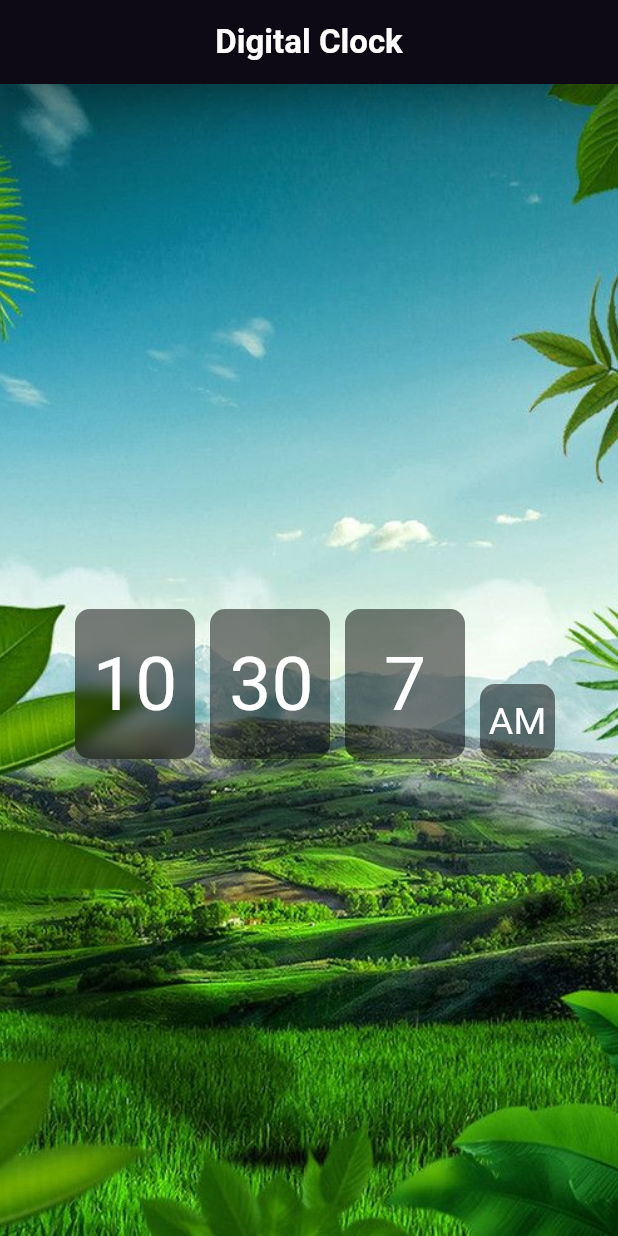
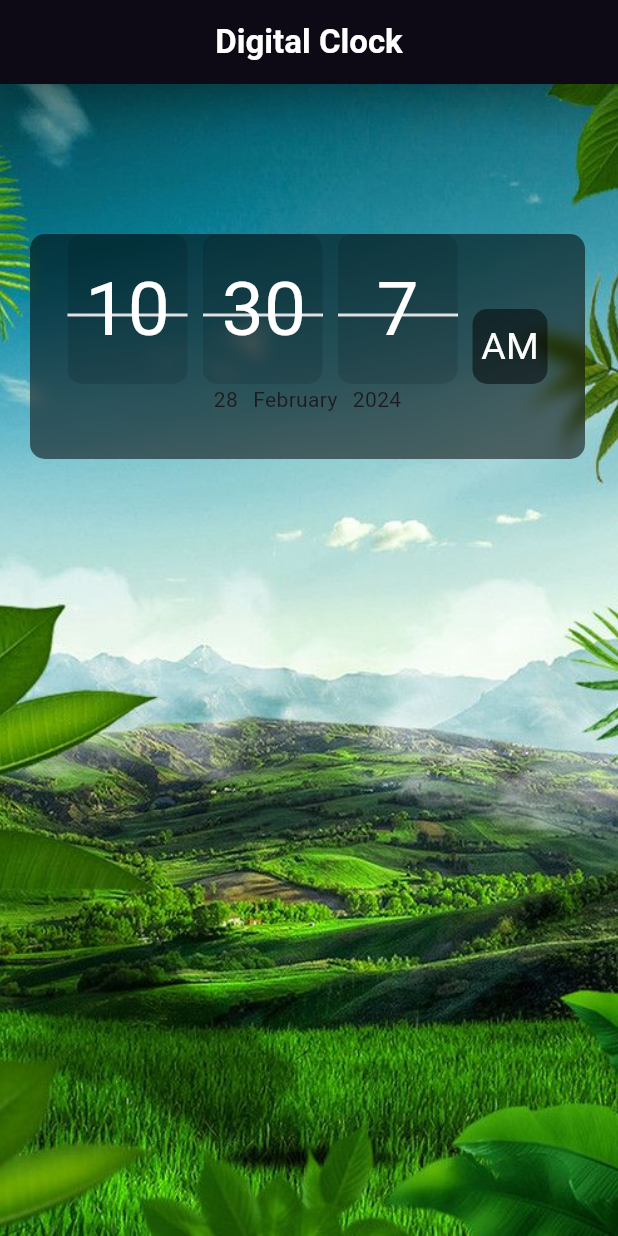
Before and after one commit to MauryaAayush/clock_app, a Flutter app: the screen it shows after launch, on a phone screen of 412 x 824 dp. Run offline on Flutter 3.47's test engine with Material 3 defaults, Android fonts, the phone set to English and light mode, and no system bars.

Commit message:
Radhey radhey

```diff
--- a/lib/view/first.dart
+++ b/lib/view/first.dart
@@ -1,5 +1,7 @@
 import 'dart:async';
 import 'dart:ui';
+import 'package:intl/intl.dart';
+
 
 import 'package:flutter/material.dart';
 
@@ -51,22 +53,49 @@ class _SimpleClockState extends State<SimpleClock> {
                 fit: BoxFit.fitHeight,
               ),
             ),
+
+
             Positioned(
-              top: 350,
-              left: 50,
-              child: Row(
+              top: 100,
+              left: 20,
+              child: ClipRect(
+                child: BackdropFilter(
+                  filter: ImageFilter.blur(sigmaX: 5,sigmaY: 5),
+                  child: Container(
+                    alignment: Alignment.center,
+                    height: 150,
+                    width: 370,
+                    decoration: BoxDecoration(
+                        color: Colors.black54,
+                      borderRadius: BorderRadius.all(Radius.circular(10))
+                    ),
+                    child: Column(
+                      children: [
+                        Row(
                           mainAxisAlignment: MainAxisAlignment.center,
                           // crossAxisAlignment: CrossAxisAlignment.end,
                           children: [
+
+                            Stack(
+                              children:[
+
+                                Positioned(
+                                  top: 53,
+                                  child: Container(
+                                    color: Colors.white,
+                                    height: 2,
+                                    width: 80,
+                                  ),
+                                ),
                                 ClipRect(
                                 child: BackdropFilter(
-                      filter: ImageFilter.blur(sigmaX: 5.0, sigmaY: 5.0),
+                                  filter: ImageFilter.blur(sigmaX: 0, sigmaY: 0),
                                   child: Container(
                                     height: 100,
                                     width: 80,
                                     alignment: Alignment.center,
                                     decoration: BoxDecoration(
-                          color: Colors.black.withOpacity(0.5),
+                                      color: Colors.black12,
                                       borderRadius: BorderRadius.all(Radius.circular(10)),
                                     ),
                                     child: Text(
@@ -79,36 +108,78 @@ class _SimpleClockState extends State<SimpleClock> {
                                   ),
                                 ),
                               ),
+                            ]
+                            ),
                             SizedBox(
                               width: 10,
                             ),
-                  Container(
+                            Stack(
+                              children: [
+
+                                Positioned(
+                                  top: 53,
+                                  child: Container(
+                                    color: Colors.white,
+                                    height: 2,
+                                    width: 90,
+                                  ),
+                                ),
+
+                                ClipRect(
+                                child: BackdropFilter(
+                                  filter: ImageFilter.blur(sigmaX: 0,sigmaY: 0),
+                                  child: Container(
                                     height: 100,
                                     width: 80,
                                     alignment: Alignment.center,
                                     decoration: BoxDecoration(
-                        color: Colors.black.withOpacity(0.5),
+                                        color: Colors.black12,
                                         borderRadius: BorderRadius.all(Radius.circular(10))),
                                     child: Text(
                                       ' ${dateTime.minute} ',
                                       style: TextStyle(color: Colors.white, fontSize: 50),
                                     ),
                                   ),
+                                ),
+                              ),
+                          ]
+                            ),
                             SizedBox(
                               width: 10,
                             ),
-                  Container(
+
+                            Stack(
+                              children: [
+
+                                Positioned(
+                                  top: 53,
+                                  child: Container(
+                                    color: Colors.white,
+                                    height: 2,
+                                    width: 90,
+                                  ),
+                                ),
+
+                                ClipRect(
+                                child: BackdropFilter(
+                                  filter: ImageFilter.blur(sigmaX: 0,sigmaY: 0),
+                                  child: Container(
                                     height: 100,
                                     width: 80,
                                     alignment: Alignment.center,
                                     decoration: BoxDecoration(
-                        color: Colors.black.withOpacity(0.5),
+                                        color: Colors.black12,
                                         borderRadius: BorderRadius.all(Radius.circular(10))),
                                     child: Text(
                                       '${dateTime.second}',
                                       style: TextStyle(color: Colors.white, fontSize: 50),
                                     ),
                                   ),
+                                ),
+                              ),
+                          ]
+                            ),
+
                             SizedBox(
                               width: 10,
                             ),
@@ -129,6 +200,22 @@ class _SimpleClockState extends State<SimpleClock> {
                             ),
                           ],
                         ),
+                        Row(
+                          mainAxisAlignment: MainAxisAlignment.center,
+                          children: [
+                            Text('${dateTime.day}'),
+                            SizedBox(width: 10),
+                            Text(DateFormat('MMMM').format(dateTime)),
+                            SizedBox(width: 10),
+                            Text('${dateTime.year}'),
+                          ],
+                        ),
+
+                      ],
+                    ),
+                  ),
+                ),
+              ),
             ),
           ]),
         ));
--- a/pubspec.yaml
+++ b/pubspec.yaml
@@ -28,6 +28,7 @@ environment:
 # the latest version available on pub.dev. To see which dependencies have newer
 # versions available, run `flutter pub outdated`.
 dependencies:
+  intl: ^0.17.0
   flutter:
     sdk: flutter
 
```
Also changed, not shown: pubspec.lock. Lines whose indentation alone changed are shown as unchanged.
